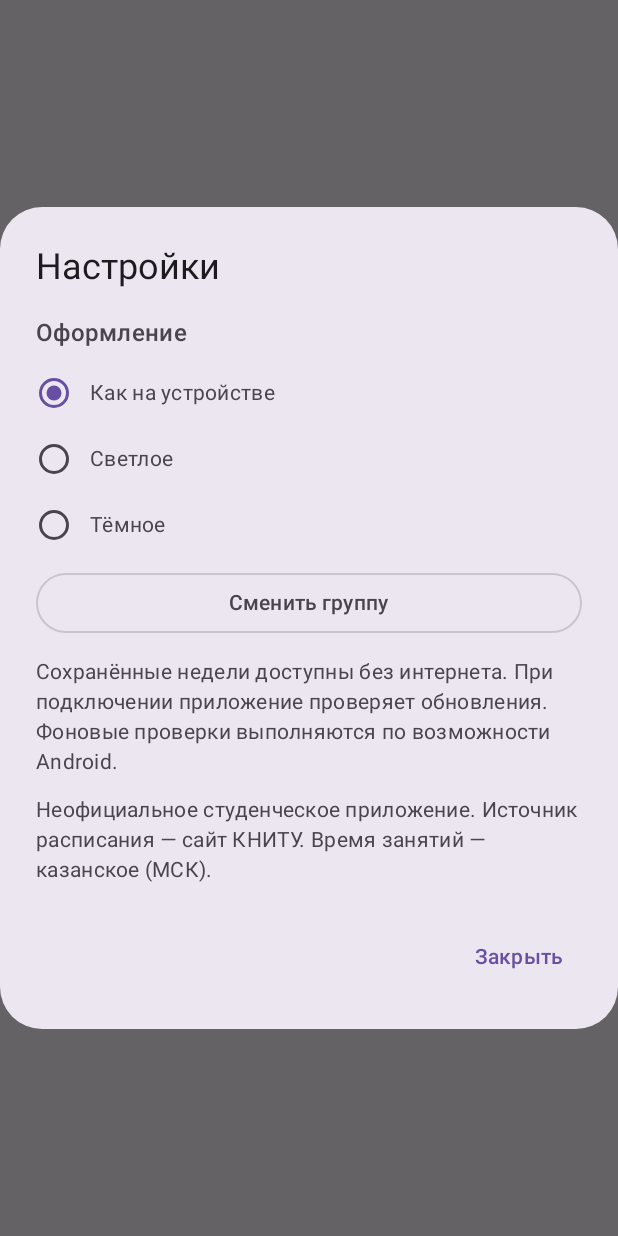
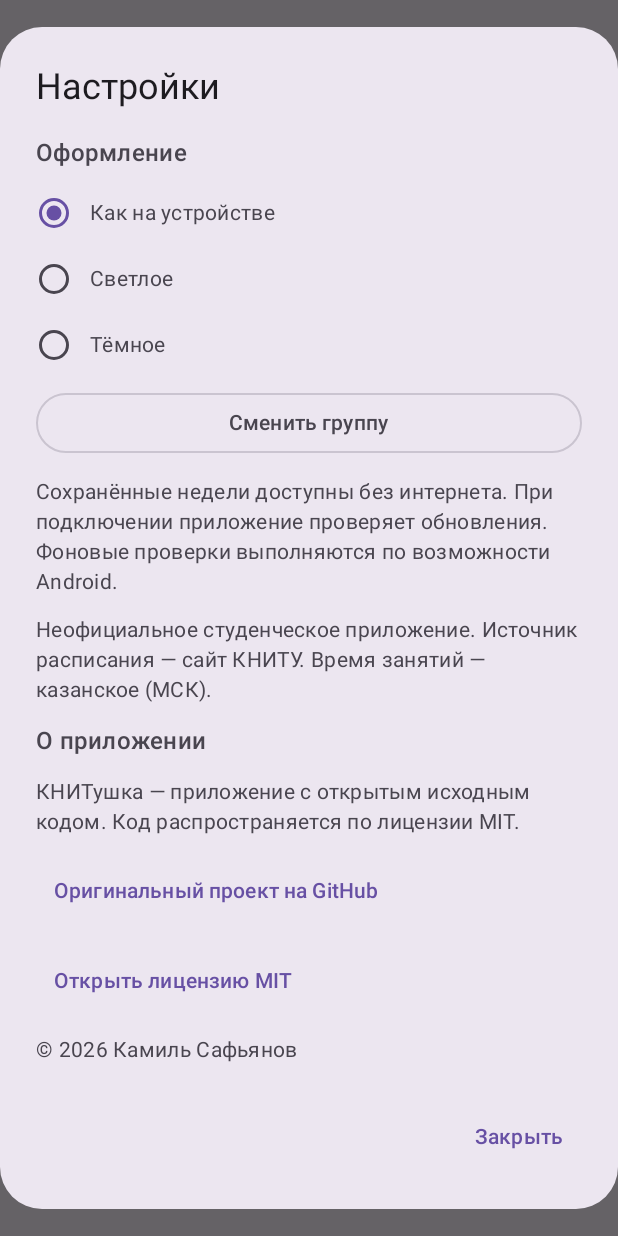
Before and after one commit to wesdyqq/KNITUshka, an Android app built with Jetpack Compose: the composable SettingsDialog shown on its own in the app's theme, on a phone screen of 412 x 824 dp. Run offline under Robolectric (Android 15) with nearby library versions, the phone set to English and light mode, and no system bars.

Commit message:
feat(android): show MIT license and original GitHub project in settings

```diff
--- a/android/app/src/main/java/com/qq/knitushka/ui/KnituApp.kt
+++ b/android/app/src/main/java/com/qq/knitushka/ui/KnituApp.kt
@@ -381,6 +381,7 @@ private fun ErrorNotice(message: String, retry: () -> Unit) {
 
 @Composable
 private fun SettingsDialog(state: ScheduleUiState, model: ScheduleViewModel, onDismiss: () -> Unit) {
+    val uri = LocalUriHandler.current
     AlertDialog(onDismissRequest = onDismiss, title = { Text("Настройки") }, text = {
         Column(Modifier.verticalScroll(rememberScrollState()), verticalArrangement = Arrangement.spacedBy(12.dp)) {
             Text("Оформление", style = MaterialTheme.typography.titleMedium)
@@ -393,6 +394,15 @@ private fun SettingsDialog(state: ScheduleUiState, model: ScheduleViewModel, onD
             OutlinedButton(onClick = { onDismiss(); model.choose() }, modifier = Modifier.fillMaxWidth()) { Text("Сменить группу") }
             Text("Сохранённые недели доступны без интернета. При подключении приложение проверяет обновления. Фоновые проверки выполняются по возможности Android.", style = MaterialTheme.typography.bodyMedium)
             Text("Неофициальное студенческое приложение. Источник расписания — сайт КНИТУ. Время занятий — казанское (МСК).", style = MaterialTheme.typography.bodyMedium, color = MaterialTheme.colorScheme.onSurfaceVariant)
+            Text("О приложении", style = MaterialTheme.typography.titleMedium, modifier = Modifier.semantics { heading() })
+            Text("КНИТушка — приложение с открытым исходным кодом. Код распространяется по лицензии MIT.", style = MaterialTheme.typography.bodyMedium)
+            TextButton(onClick = { uri.openUri("https://github.com/wesdyqq/KNITUshka") }) {
+                Text("Оригинальный проект на GitHub")
+            }
+            TextButton(onClick = { uri.openUri("https://github.com/wesdyqq/KNITUshka/blob/main/LICENSE") }) {
+                Text("Открыть лицензию MIT")
+            }
+            Text("© 2026 Камиль Сафьянов", style = MaterialTheme.typography.bodyMedium, color = MaterialTheme.colorScheme.onSurfaceVariant)
         }
     }, confirmButton = { TextButton(onClick = onDismiss) { Text("Закрыть") } })
 }
```
